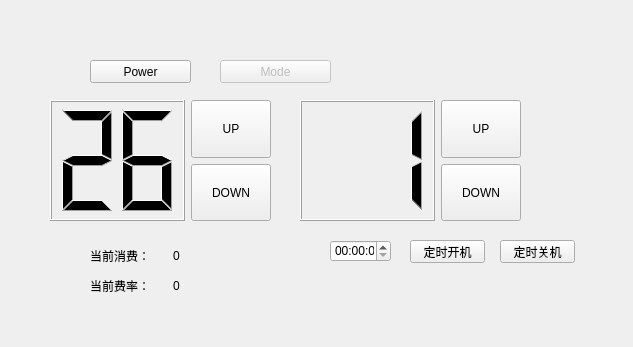
Qt form Client/room.ui (Seizzzz/AirConditionerSolution) before a commit.
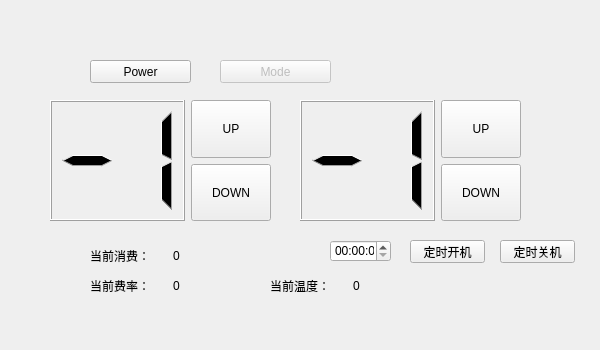
The same form after that commit. The open tabs and pages were chosen to show the change.

Diff of the .ui file:
```diff
--- a/Client/room.ui
+++ b/Client/room.ui
@@ -6,8 +6,8 @@
    <rect>
     <x>0</x>
     <y>0</y>
-    <width>633</width>
-    <height>347</height>
+    <width>600</width>
+    <height>350</height>
    </rect>
   </property>
   <property name="windowTitle">
@@ -157,7 +157,7 @@
          <number>2</number>
         </property>
         <property name="intValue" stdset="0">
-         <number>1</number>
+         <number>-1</number>
         </property>
        </widget>
       </item>
@@ -244,7 +244,7 @@
          <number>2</number>
         </property>
         <property name="intValue" stdset="0">
-         <number>26</number>
+         <number>-1</number>
         </property>
        </widget>
       </item>
@@ -319,6 +319,32 @@
       </item>
      </layout>
     </widget>
+    <widget class="QWidget" name="horizontalLayoutWidget_5">
+     <property name="geometry">
+      <rect>
+       <x>260</x>
+       <y>230</y>
+       <width>160</width>
+       <height>31</height>
+      </rect>
+     </property>
+     <layout class="QHBoxLayout" name="horizontalLayout_Cost_3">
+      <item>
+       <widget class="QLabel" name="labelConst1_2">
+        <property name="text">
+         <string>当前温度：</string>
+        </property>
+       </widget>
+      </item>
+      <item>
+       <widget class="QLabel" name="labelTemp">
+        <property name="text">
+         <string>0</string>
+        </property>
+       </widget>
+      </item>
+     </layout>
+    </widget>
    </widget>
   </widget>
  </widget>
```
Left out of the diff: 2 changed lines with no effect on the pictures.
